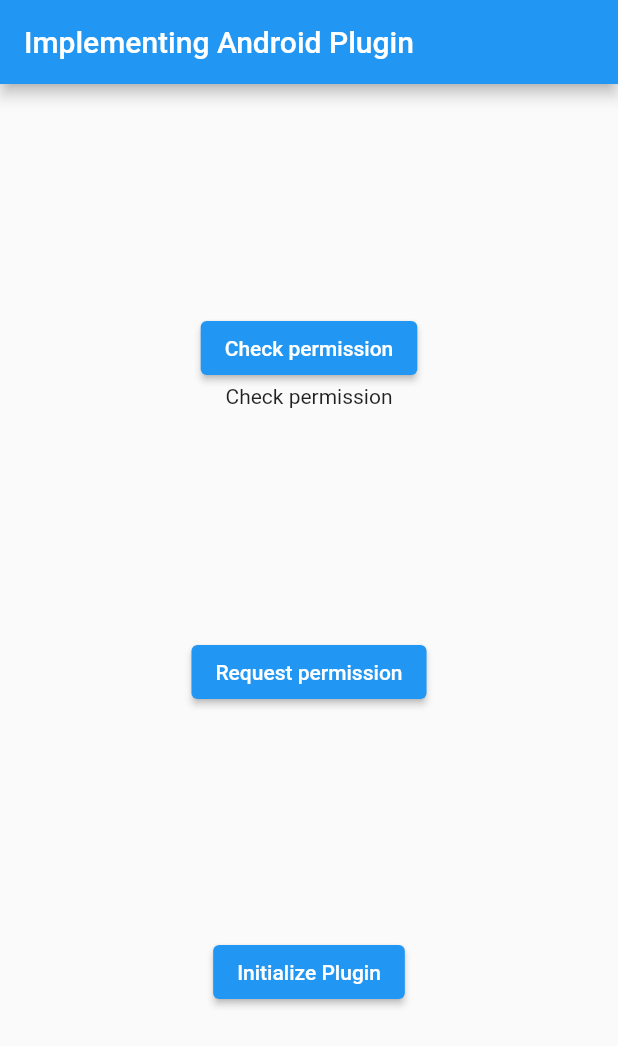
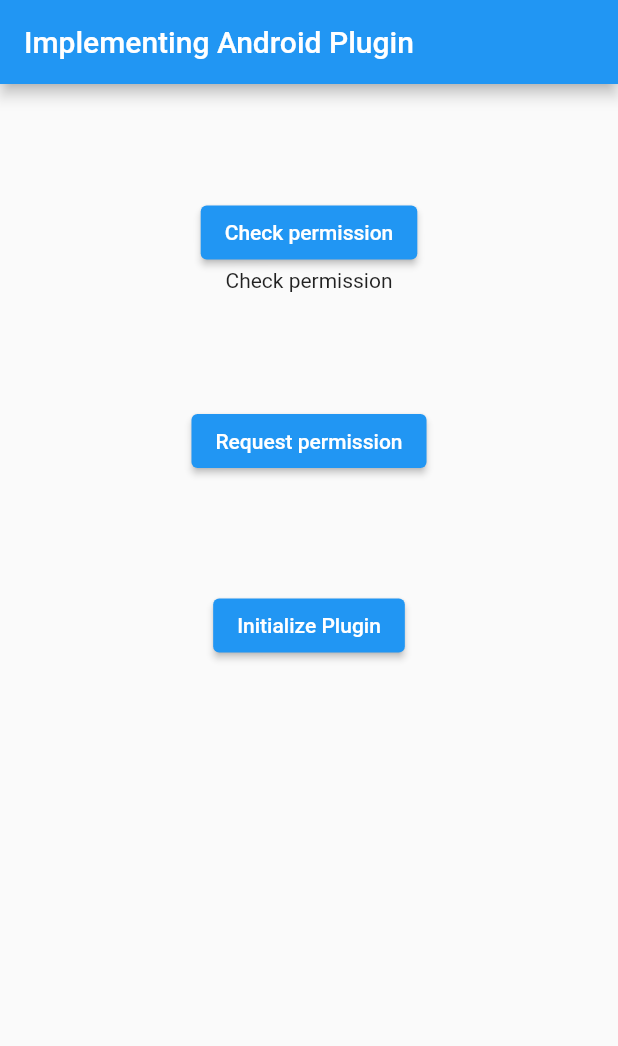
Before and after one commit to HoracioDuca/android_locator_plugin, a Flutter app: the screen it shows after launch, on a phone screen of 412 x 824 dp. Shown: the top 1046 px of the screen. Run offline on Flutter 3.47's test engine with Material 2 defaults, Android fonts, the phone set to English and light mode, and no system bars.

Commit message:
avoid using null values in plugin, all variables are defined in uppercase, with scope function implemented, strings concatenated implementing stringBuilder, dart main now has just 1 column with padding in their buttons inside, other strings added to a strings file and getPlatformVersion function and functionalities were removed from whole project

```diff
--- a/example/lib/main.dart
+++ b/example/lib/main.dart
@@ -1,8 +1,6 @@
-import 'utils/example_strings.dart';
+import 'utils/example_constants.dart';
 import 'widgets/plugin_button.dart';
 import 'package:flutter/material.dart';
-import 'dart:async';
-import 'package:flutter/services.dart';
 import 'package:android_locator_plugin/android_locator_plugin.dart';
 
 void main() {
@@ -15,29 +13,9 @@ class MyApp extends StatefulWidget {
 }
 
 class _MyAppState extends State<MyApp> {
-  String _platformVersion = ExampleStrings.platformVersion;
-
   @override
   void initState() {
     super.initState();
-    //initPlatformState();
-  }
-
-  Future<void> initPlatformState() async {
-    String platformVersion;
-
-    try {
-      platformVersion = await AndroidLocatorPlugin.platformVersion ??
-          ExampleStrings.unknownPlatformVersion;
-    } on PlatformException {
-      platformVersion = ExampleStrings.platformFail;
-    }
-
-    if (!mounted) return;
-
-    setState(() {
-      _platformVersion = platformVersion;
-    });
   }
 
   @override
@@ -47,20 +25,22 @@ class _MyAppState extends State<MyApp> {
       home: Scaffold(
         appBar: AppBar(
           title: const Text(
-            ExampleStrings.appBarTitle,
+            ExampleConstants.appBarTitle,
           ),
         ),
         body: Center(
           child: Column(
-            mainAxisAlignment: MainAxisAlignment.spaceEvenly,
             children: [
-              Column(
-                children: [
-                  PluginButton(
-                    text: ExampleStrings.checkPermission,
+              Padding(
+                padding: const EdgeInsets.only(
+                  top: ExampleConstants.edgeInsetsTop,
+                ),
+                child: PluginButton(
+                  text: ExampleConstants.checkPermission,
                   onPressed: () {
                     AndroidLocatorPlugin.checkPermission;
                   },
+                ),
               ),
               StreamBuilder(
                 stream: AndroidLocatorPlugin.accessStream,
@@ -73,31 +53,31 @@ class _MyAppState extends State<MyApp> {
                           snapshot.data.toString(),
                         )
                       : Text(
-                              ExampleStrings.permissionInfo,
+                          ExampleConstants.permissionInfo,
                         );
                 },
               ),
-                ],
+              Padding(
+                padding: const EdgeInsets.only(
+                  top: ExampleConstants.edgeInsetsTop,
                 ),
-              Column(
-                children: [
-                  PluginButton(
-                    text: ExampleStrings.requestPermission,
+                child: PluginButton(
+                  text: ExampleConstants.requestPermission,
                   onPressed: () {
                     AndroidLocatorPlugin.requestPermission;
                   },
                 ),
-                ],
               ),
-              Column(
-                children: [
-                  PluginButton(
-                    text: ExampleStrings.initializePlugin,
+              Padding(
+                padding: const EdgeInsets.only(
+                  top: ExampleConstants.edgeInsetsTop,
+                ),
+                child: PluginButton(
+                  text: ExampleConstants.initializePlugin,
                   onPressed: () {
                     AndroidLocatorPlugin.initializePlugin;
                   },
                 ),
-                ],
               ),
             ],
           ),
--- /dev/null
+++ b/example/lib/utils/example_constants.dart
@@ -0,0 +1,8 @@
+abstract class ExampleConstants {
+  static const String appBarTitle = 'Implementing Android Plugin';
+  static const String initializePlugin = 'Initialize Plugin';
+  static const String checkPermission = 'Check permission';
+  static const String permissionInfo = 'Check permission';
+  static const String requestPermission = 'Request permission';
+  static const double edgeInsetsTop = 75.0;
+}
--- a/example/lib/utils/example_strings.dart
+++ /dev/null
@@ -1,10 +0,0 @@
-abstract class ExampleStrings {
-  static const String platformVersion = 'Unknown';
-  static const String unknownPlatformVersion = 'Unknown platform version';
-  static const String platformFail = 'Failed to get platform version.';
-  static const String appBarTitle = 'Implementing Android Plugin';
-  static const String initializePlugin = 'Initialize Plugin';
-  static const String checkPermission = 'Check permission';
-  static const String permissionInfo = 'Check permission';
-  static const String requestPermission = 'Request permission';
-}
--- a/lib/android_locator_plugin.dart
+++ b/lib/android_locator_plugin.dart
@@ -1,31 +1,27 @@
 import 'dart:async';
-
+import 'utils/plugin_strings.dart';
 import 'package:flutter/services.dart';
 
 class AndroidLocatorPlugin {
   static const MethodChannel _channel =
-      const MethodChannel('android_locator_plugin');
-
-  static Future<String?> get platformVersion async {
-    final String? version = await _channel.invokeMethod('getPlatformVersion');
-    return version;
-  }
+      const MethodChannel(PluginStrings.methodChannel);
 
   static Future<void> get initializePlugin async {
-    await _channel.invokeMethod('initialize');
+    await _channel.invokeMethod(PluginStrings.initialize);
     return;
   }
 
   static Future<bool> get checkPermission async {
-    final bool granted = await _channel.invokeMethod('checkPermission');
+    final bool granted =
+        await _channel.invokeMethod(PluginStrings.checkPermission);
     return granted;
   }
 
-  static const _accessStream = EventChannel('access_event_channel');
+  static const _accessStream = EventChannel(PluginStrings.eventChannel);
   static Stream<dynamic> accessStream = _accessStream.receiveBroadcastStream();
 
   static Future<void> get requestPermission async {
-    await _channel.invokeMethod('requestPermission');
+    await _channel.invokeMethod(PluginStrings.requestPermission);
     return;
   }
 }
--- /dev/null
+++ b/lib/utils/plugin_strings.dart
@@ -0,0 +1,7 @@
+abstract class PluginStrings {
+  static const String methodChannel = "android_locator_plugin";
+  static const String initialize = "initialize";
+  static const String checkPermission = "checkPermission";
+  static const String eventChannel = "access_event_channel";
+  static const String requestPermission = "requestPermission";
+}
```
Also changed, not shown: 11 other files. Lines whose indentation alone changed are shown as unchanged.
